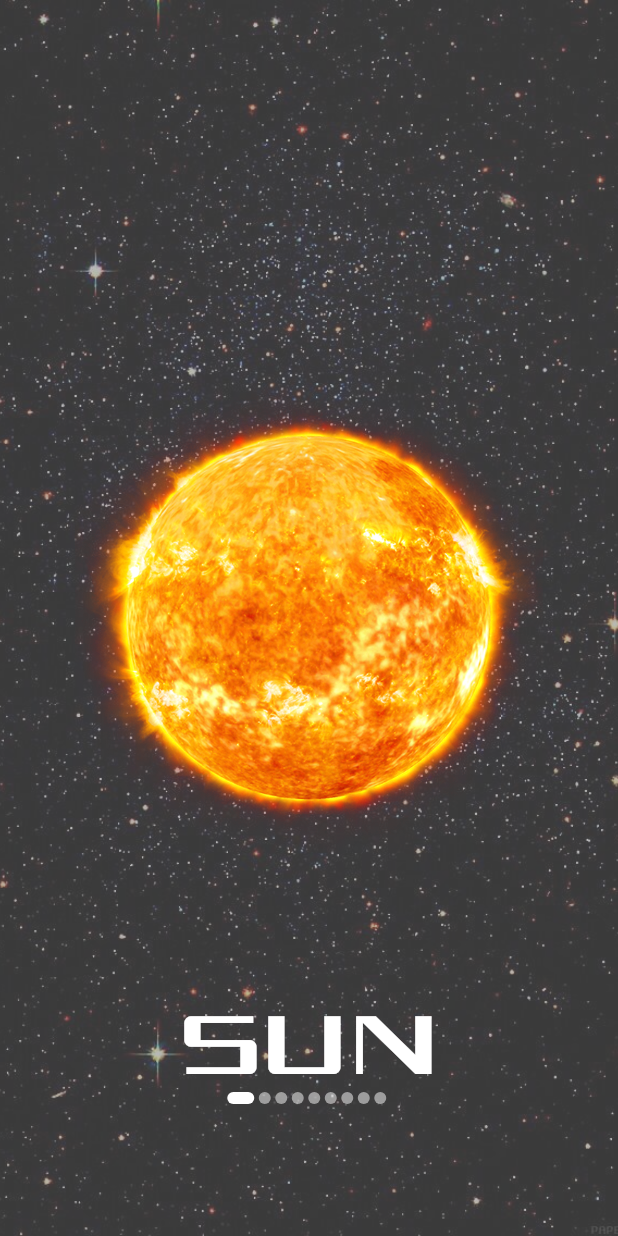
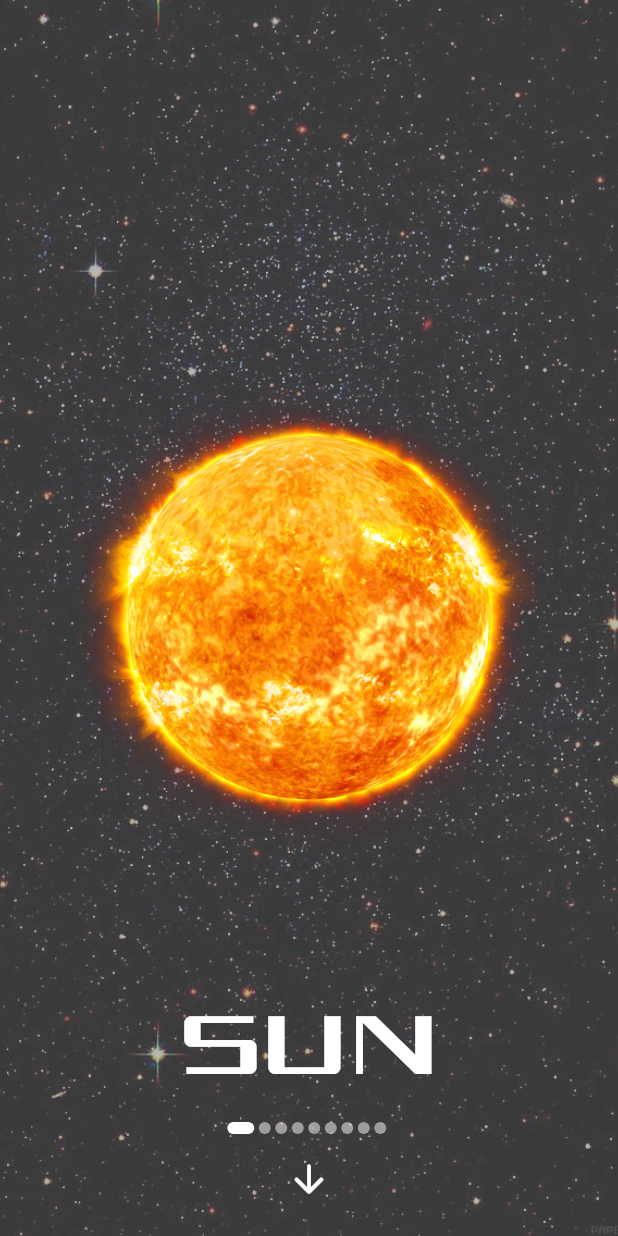
Before and after one commit to Saidakbar23/solar_system_explorer, a Flutter app: the screen it shows after launch, on a phone screen of 412 x 824 dp. Run offline on Flutter 3.47's test engine with Material 2 defaults, Android fonts, the phone set to English and light mode, and no system bars.

Commit message:
work on objects' page

```diff
--- /dev/null
+++ b/lib/components/animation/swipe_up_animation.dart
@@ -0,0 +1,27 @@
+import 'package:flutter/material.dart';
+
+class SwipeUpAnimation extends PageRouteBuilder {
+  final Widget page;
+  SwipeUpAnimation({required this.page})
+      : super(
+          pageBuilder: (
+            BuildContext context,
+            Animation<double> animation,
+            Animation<double> secondaryAnimation,
+          ) =>
+              page,
+          transitionsBuilder: (
+            BuildContext context,
+            Animation<double> animation,
+            Animation<double> secondaryAnimation,
+            Widget child,
+          ) =>
+              SlideTransition(
+            position: Tween<Offset>(
+              begin: const Offset(0, 1),
+              end: Offset.zero,
+            ).animate(animation),
+            child: child,
+          ),
+        );
+}
--- a/lib/screens/image_carousel.dart
+++ b/lib/screens/image_carousel.dart
@@ -2,6 +2,8 @@ import 'package:flutter/material.dart';
 import '../components/carousel components/carousel_item.dart';
 import '../components/carousel components/carousel_item_name.dart';
 import '../components/carousel components/carousel_page_tracker.dart';
+import 'sun_page.dart';
+import '../components/animation/swipe_up_animation.dart';
 
 class ImageCarousel extends StatefulWidget {
   const ImageCarousel({Key? key}) : super(key: key);
@@ -27,7 +29,11 @@ class _ImageCarouselState extends State<ImageCarousel> {
   @override
   Widget build(BuildContext context) {
     return Scaffold(
-      body: Container(
+      body: GestureDetector(
+        onVerticalDragUpdate: (dragUpdateDetails) {
+          Navigator.push(context, SwipeUpAnimation(page: SunPage()));
+        },
+        child: Container(
           alignment: Alignment.bottomLeft,
           decoration: BoxDecoration(
             image: DecorationImage(
@@ -61,13 +67,25 @@ class _ImageCarouselState extends State<ImageCarousel> {
                 child: Column(
                   children: [
                     CarouselItemName(object: objects[activePage % 9]),
+                    SizedBox(
+                      height: 20.0,
+                    ),
                     CarouselPageTracker(activePage: activePage),
+                    SizedBox(
+                      height: 15.0,
+                    ),
+                    Icon(
+                      Icons.arrow_downward_rounded,
+                      size: 30.0,
+                      weight: 10.0,
+                    ),
                   ],
                 ),
               ),
             ],
           ),
         ),
+      ),
     );
   }
 }
```
Also changed, not shown: lib/screens/sun_page.dart (added, +23 -0 lines). Lines whose indentation alone changed are shown as unchanged.
